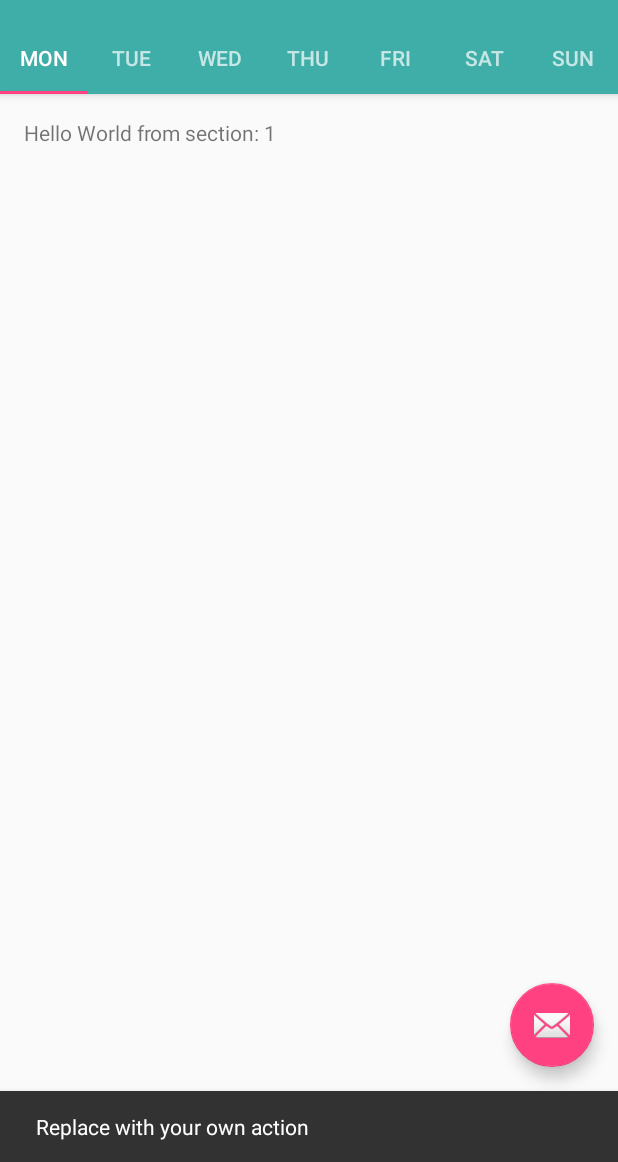
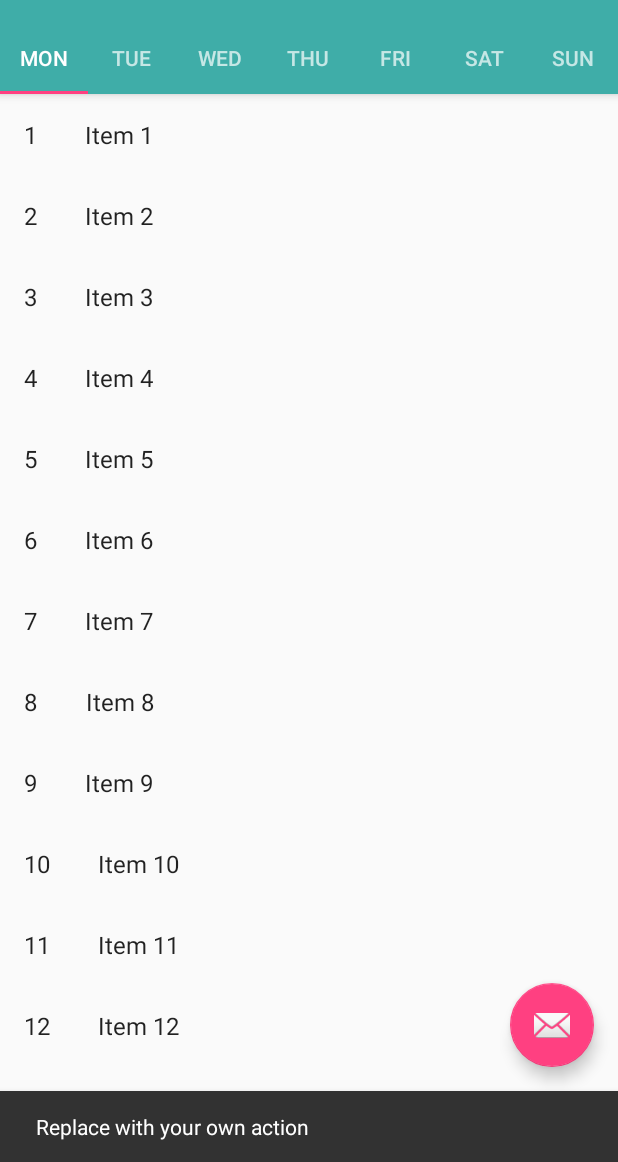
Before and after one commit to vipin14119/IIITDExpress, an Android app: the ViewPagerTimeTableActivity screen opened directly, with no data from a screen before it, after a tap on an icon or button, on a phone screen of 412 x 824 dp, the part 74-1236 px from its top. Run offline under Robolectric (Android 15) with nearby library versions, the phone set to English and light mode, and no system bars.

Commit message:
attaching fragments in time table view pager activity

```diff
--- a/app/build.gradle
+++ b/app/build.gradle
@@ -23,6 +23,7 @@ dependencies {
     implementation 'com.android.support:appcompat-v7:26.1.0'
     implementation 'com.android.support:design:26.1.0'
     implementation 'com.android.support.constraint:constraint-layout:1.0.2'
+    implementation 'com.android.support:support-v4:26.1.0'
     testImplementation 'junit:junit:4.12'
     androidTestImplementation 'com.android.support.test:runner:1.0.1'
     androidTestImplementation 'com.android.support.test.espresso:espresso-core:3.0.1'
--- a/app/src/main/AndroidManifest.xml
+++ b/app/src/main/AndroidManifest.xml
@@ -45,7 +45,7 @@
             android:label="@string/title_activity_faculty"
             android:theme="@style/AppTheme.NoActionBar" />
         <activity
-            android:name=".DirectoryActivity"
+            android:name=".directory.DirectoryActivity"
             android:label="@string/title_activity_directory"
             android:theme="@style/AppTheme.NoActionBar" />
         <activity
@@ -57,7 +57,7 @@
             android:label="@string/title_activity_placement"
             android:theme="@style/AppTheme.NoActionBar" />
         <activity
-            android:name=".ViewPagerTimeTableActivity"
+            android:name=".timetable.ViewPagerTimeTableActivity"
             android:label="@string/title_activity_view_pager_time_table"
             android:theme="@style/AppTheme.NoActionBar" />
         <activity
--- a/app/src/main/java/com/dhcs/vipin/iiitdexpress/DashboardActivity.java
+++ b/app/src/main/java/com/dhcs/vipin/iiitdexpress/DashboardActivity.java
@@ -5,7 +5,9 @@ import android.support.v7.app.AppCompatActivity;
 import android.os.Bundle;
 import android.view.View;
 
+import com.dhcs.vipin.iiitdexpress.directory.DirectoryActivity;
 import com.dhcs.vipin.iiitdexpress.faculty.FacultyActivity;
+import com.dhcs.vipin.iiitdexpress.timetable.ViewPagerTimeTableActivity;
 
 public class DashboardActivity extends AppCompatActivity {
 
--- /dev/null
+++ b/app/src/main/java/com/dhcs/vipin/iiitdexpress/timetable/ListFragment.java
@@ -0,0 +1,108 @@
+package com.dhcs.vipin.iiitdexpress.timetable;
+
+import android.content.Context;
+import android.os.Bundle;
+import android.support.v4.app.Fragment;
+import android.support.v7.widget.GridLayoutManager;
+import android.support.v7.widget.LinearLayoutManager;
+import android.support.v7.widget.RecyclerView;
+import android.view.LayoutInflater;
+import android.view.View;
+import android.view.ViewGroup;
+
+import com.dhcs.vipin.iiitdexpress.R;
+import com.dhcs.vipin.iiitdexpress.dummy.DummyContent;
+import com.dhcs.vipin.iiitdexpress.dummy.DummyContent.DummyItem;
+
+/**
+ * A fragment representing a list of Items.
+ * <p/>
+ * Activities containing this fragment MUST implement the {@link OnListFragmentInteractionListener}
+ * interface.
+ */
+public class ListFragment extends Fragment {
+
+    // TODO: Customize parameter argument names
+    private static final String ARG_COLUMN_COUNT = "column-count";
+    // TODO: Customize parameters
+    private int mColumnCount = 1;
+    private OnListFragmentInteractionListener mListener;
+
+    /**
+     * Mandatory empty constructor for the fragment manager to instantiate the
+     * fragment (e.g. upon screen orientation changes).
+     */
+    public ListFragment() {
+    }
+
+    // TODO: Customize parameter initialization
+    @SuppressWarnings("unused")
+    public static ListFragment newInstance(int columnCount) {
+        ListFragment fragment = new ListFragment();
+        Bundle args = new Bundle();
+        args.putInt(ARG_COLUMN_COUNT, columnCount);
+        fragment.setArguments(args);
+        return fragment;
+    }
+
+    @Override
+    public void onCreate(Bundle savedInstanceState) {
+        super.onCreate(savedInstanceState);
+
+        if (getArguments() != null) {
+            mColumnCount = getArguments().getInt(ARG_COLUMN_COUNT);
+        }
+    }
+
+    @Override
+    public View onCreateView(LayoutInflater inflater, ViewGroup container,
+                             Bundle savedInstanceState) {
+        View view = inflater.inflate(R.layout.fragment_item_list, container, false);
+
+        // Set the adapter
+        if (view instanceof RecyclerView) {
+            Context context = view.getContext();
+            RecyclerView recyclerView = (RecyclerView) view;
+            if (mColumnCount <= 1) {
+                recyclerView.setLayoutManager(new LinearLayoutManager(context));
+            } else {
+                recyclerView.setLayoutManager(new GridLayoutManager(context, mColumnCount));
+            }
+            recyclerView.setAdapter(new MyItemRecyclerViewAdapter(DummyContent.ITEMS, mListener));
+        }
+        return view;
+    }
+
+
+    @Override
+    public void onAttach(Context context) {
+        super.onAttach(context);
+//        if (context instanceof OnListFragmentInteractionListener) {
+//            mListener = (OnListFragmentInteractionListener) context;
+//        } else {
+//            throw new RuntimeException(context.toString()
+//                    + " must implement OnListFragmentInteractionListener");
+//        }
+    }
+
+    @Override
+    public void onDetach() {
+        super.onDetach();
+        mListener = null;
+    }
+
+    /**
+     * This interface must be implemented by activities that contain this
+     * fragment to allow an interaction in this fragment to be communicated
+     * to the activity and potentially other fragments contained in that
+     * activity.
+     * <p/>
+     * See the Android Training lesson <a href=
+     * "http://developer.android.com/training/basics/fragments/communicating.html"
+     * >Communicating with Other Fragments</a> for more information.
+     */
+    public interface OnListFragmentInteractionListener {
+        // TODO: Update argument type and name
+        void onListFragmentInteraction(DummyItem item);
+    }
+}
--- /dev/null
+++ b/app/src/main/java/com/dhcs/vipin/iiitdexpress/timetable/MyItemRecyclerViewAdapter.java
@@ -0,0 +1,77 @@
+package com.dhcs.vipin.iiitdexpress.timetable;
+
+import android.support.v7.widget.RecyclerView;
+import android.view.LayoutInflater;
+import android.view.View;
+import android.view.ViewGroup;
+import android.widget.TextView;
+
+import com.dhcs.vipin.iiitdexpress.R;
+import com.dhcs.vipin.iiitdexpress.dummy.DummyContent.DummyItem;
+
+import java.util.List;
+
+/**
+ * {@link RecyclerView.Adapter} that can display a {@link DummyItem} and makes a call to the
+ * specified {@link ListFragment.OnListFragmentInteractionListener}.
+ * TODO: Replace the implementation with code for your data type.
+ */
+public class MyItemRecyclerViewAdapter extends RecyclerView.Adapter<MyItemRecyclerViewAdapter.ViewHolder> {
+
+    private final List<DummyItem> mValues;
+    private final ListFragment.OnListFragmentInteractionListener mListener;
+
+    public MyItemRecyclerViewAdapter(List<DummyItem> items, ListFragment.OnListFragmentInteractionListener listener) {
+        mValues = items;
+        mListener = listener;
+    }
+
+    @Override
+    public ViewHolder onCreateViewHolder(ViewGroup parent, int viewType) {
+        View view = LayoutInflater.from(parent.getContext())
+                .inflate(R.layout.fragment_item, parent, false);
+        return new ViewHolder(view);
+    }
+
+    @Override
+    public void onBindViewHolder(final ViewHolder holder, int position) {
+        holder.mItem = mValues.get(position);
+        holder.mIdView.setText(mValues.get(position).id);
+        holder.mContentView.setText(mValues.get(position).content);
+
+        holder.mView.setOnClickListener(new View.OnClickListener() {
+            @Override
+            public void onClick(View v) {
+                if (null != mListener) {
+                    // Notify the active callbacks interface (the activity, if the
+                    // fragment is attached to one) that an item has been selected.
+                    mListener.onListFragmentInteraction(holder.mItem);
+                }
+            }
+        });
+    }
+
+    @Override
+    public int getItemCount() {
+        return mValues.size();
+    }
+
+    public class ViewHolder extends RecyclerView.ViewHolder {
+        public final View mView;
+        public final TextView mIdView;
+        public final TextView mContentView;
+        public DummyItem mItem;
+
+        public ViewHolder(View view) {
+            super(view);
+            mView = view;
+            mIdView = (TextView) view.findViewById(R.id.id);
+            mContentView = (TextView) view.findViewById(R.id.content);
+        }
+
+        @Override
+        public String toString() {
+            return super.toString() + " '" + mContentView.getText() + "'";
+        }
+    }
+}
--- a/app/src/main/java/com/dhcs/vipin/iiitdexpress/ViewPagerTimeTableActivity.java
+++ b/app/src/main/java/com/dhcs/vipin/iiitdexpress/timetable/ViewPagerTimeTableActivity.java
@@ -1,4 +1,4 @@
-package com.dhcs.vipin.iiitdexpress;
+package com.dhcs.vipin.iiitdexpress.timetable;
 
 import android.support.design.widget.TabLayout;
 import android.support.design.widget.FloatingActionButton;
@@ -18,6 +18,9 @@ import android.view.View;
 import android.view.ViewGroup;
 
 import android.widget.TextView;
+
+import com.dhcs.vipin.iiitdexpress.R;
+import com.dhcs.vipin.iiitdexpress.timetable.ListFragment;
 
 public class ViewPagerTimeTableActivity extends AppCompatActivity {
 
@@ -139,6 +142,9 @@ public class ViewPagerTimeTableActivity extends AppCompatActivity {
         public Fragment getItem(int position) {
             // getItem is called to instantiate the fragment for the given page.
             // Return a PlaceholderFragment (defined as a static inner class below).
+            if(position == 0){
+                return new ListFragment();
+            }
             return PlaceholderFragment.newInstance(position + 1);
         }
 
--- a/app/src/main/res/layout/activity_view_pager_time_table.xml
+++ b/app/src/main/res/layout/activity_view_pager_time_table.xml
@@ -6,7 +6,7 @@
     android:layout_width="match_parent"
     android:layout_height="match_parent"
     android:fitsSystemWindows="true"
-    tools:context="com.dhcs.vipin.iiitdexpress.ViewPagerTimeTableActivity">
+    tools:context="com.dhcs.vipin.iiitdexpress.timetable.ViewPagerTimeTableActivity">
 
     <android.support.design.widget.AppBarLayout
         android:id="@+id/appbar"
--- a/app/src/main/res/layout/content_directory.xml
+++ b/app/src/main/res/layout/content_directory.xml
@@ -5,7 +5,7 @@
     android:layout_width="match_parent"
     android:layout_height="match_parent"
     app:layout_behavior="@string/appbar_scrolling_view_behavior"
-    tools:context="com.dhcs.vipin.iiitdexpress.DirectoryActivity"
+    tools:context="com.dhcs.vipin.iiitdexpress.directory.DirectoryActivity"
     tools:showIn="@layout/activity_directory">
     <LinearLayout
         android:layout_width="match_parent"
--- a/app/src/main/res/layout/content_directory_numbers.xml
+++ b/app/src/main/res/layout/content_directory_numbers.xml
@@ -5,7 +5,7 @@
     android:layout_width="match_parent"
     android:layout_height="match_parent"
     app:layout_behavior="@string/appbar_scrolling_view_behavior"
-    tools:context="com.dhcs.vipin.iiitdexpress.DirectoryActivity"
+    tools:context="com.dhcs.vipin.iiitdexpress.directory.DirectoryActivity"
     tools:showIn="@layout/activity_directory">
     <LinearLayout
         android:layout_width="match_parent"
--- /dev/null
+++ b/app/src/main/res/layout/fragment_item.xml
@@ -0,0 +1,20 @@
+<?xml version="1.0" encoding="utf-8"?>
+<LinearLayout xmlns:android="http://schemas.android.com/apk/res/android"
+    android:layout_width="wrap_content"
+    android:layout_height="wrap_content"
+    android:orientation="horizontal">
+
+    <TextView
+        android:id="@+id/id"
+        android:layout_width="wrap_content"
+        android:layout_height="wrap_content"
+        android:layout_margin="@dimen/text_margin"
+        android:textAppearance="?attr/textAppearanceListItem" />
+
+    <TextView
+        android:id="@+id/content"
+        android:layout_width="wrap_content"
+        android:layout_height="wrap_content"
+        android:layout_margin="@dimen/text_margin"
+        android:textAppearance="?attr/textAppearanceListItem" />
+</LinearLayout>
--- /dev/null
+++ b/app/src/main/res/layout/fragment_item_list.xml
@@ -0,0 +1,13 @@
+<?xml version="1.0" encoding="utf-8"?>
+<android.support.v7.widget.RecyclerView xmlns:android="http://schemas.android.com/apk/res/android"
+    xmlns:app="http://schemas.android.com/apk/res-auto"
+    xmlns:tools="http://schemas.android.com/tools"
+    android:id="@+id/list"
+    android:name="com.dhcs.vipin.iiitdexpress.ListFragment"
+    android:layout_width="match_parent"
+    android:layout_height="match_parent"
+    android:layout_marginLeft="16dp"
+    android:layout_marginRight="16dp"
+    app:layoutManager="LinearLayoutManager"
+    tools:context="com.dhcs.vipin.iiitdexpress.timetable.ListFragment"
+    tools:listitem="@layout/fragment_item" />
--- a/app/src/main/res/layout/fragment_view_pager_time_table.xml
+++ b/app/src/main/res/layout/fragment_view_pager_time_table.xml
@@ -4,7 +4,7 @@
     android:id="@+id/constraintLayout"
     android:layout_width="match_parent"
     android:layout_height="match_parent"
-    tools:context="com.dhcs.vipin.iiitdexpress.ViewPagerTimeTableActivity$PlaceholderFragment">
+    tools:context="com.dhcs.vipin.iiitdexpress.timetable.ViewPagerTimeTableActivity$PlaceholderFragment">
 
     <TextView
         android:id="@+id/section_label"
--- a/app/src/main/res/menu/menu_view_pager_time_table.xml
+++ b/app/src/main/res/menu/menu_view_pager_time_table.xml
@@ -1,7 +1,7 @@
 <menu xmlns:android="http://schemas.android.com/apk/res/android"
     xmlns:app="http://schemas.android.com/apk/res-auto"
     xmlns:tools="http://schemas.android.com/tools"
-    tools:context="com.dhcs.vipin.iiitdexpress.ViewPagerTimeTableActivity">
+    tools:context="com.dhcs.vipin.iiitdexpress.timetable.ViewPagerTimeTableActivity">
     <item
         android:id="@+id/action_settings"
         android:orderInCategory="100"
--- a/app/src/main/res/values/dimens.xml
+++ b/app/src/main/res/values/dimens.xml
@@ -5,4 +5,5 @@
     <dimen name="activity_grid_spacing">5dp</dimen>
     <dimen name="fab_margin">16dp</dimen>
     <dimen name="appbar_padding_top">8dp</dimen>
+    <dimen name="text_margin">16dp</dimen>
 </resources>
```
Also changed, not shown: app/src/main/java/com/dhcs/vipin/iiitdexpress/directory/DirectoryActivity.java (renamed from app/src/main/java/com/dhcs/vipin/iiitdexpress/DirectoryActivity.java, +20 -9 lines), app/src/main/java/com/dhcs/vipin/iiitdexpress/directory/DirectoryAdapter.java (added, +84 -0 lines), app/src/main/java/com/dhcs/vipin/iiitdexpress/dummy/DummyContent.java (added, +72 -0 lines), app/src/main/res/layout/activity_dashboard.xml (+2 -5 lines), app/src/main/res/layout/activity_directory.xml (+40 -11 lines).
